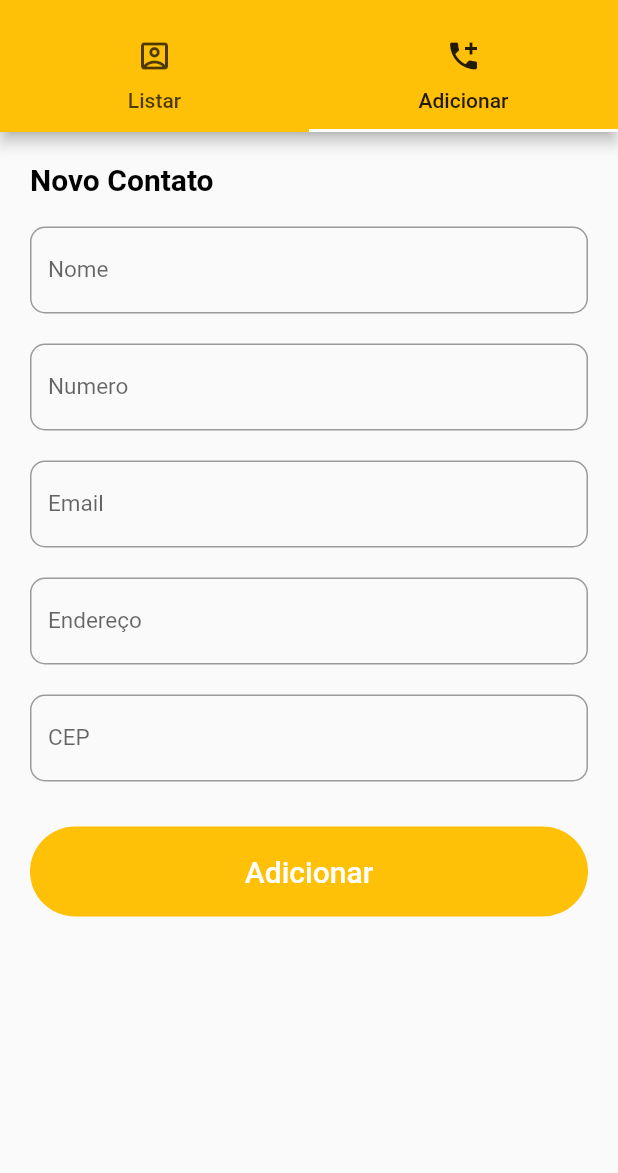
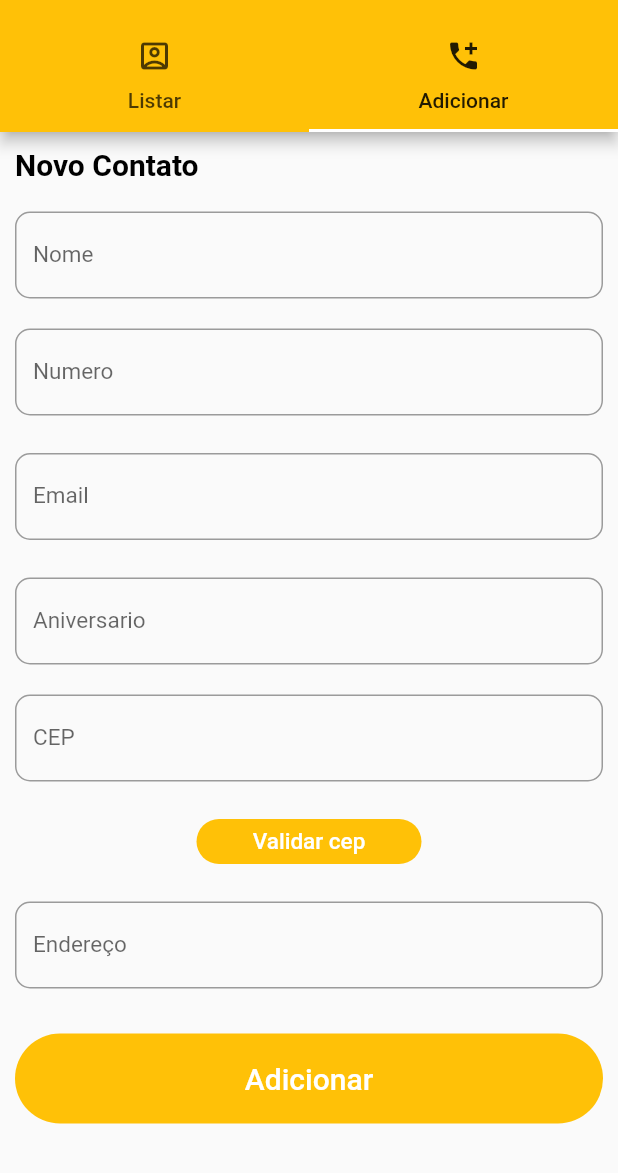
Before and after one commit to HomeniqueM/agenda_de_contatos_app, a Flutter app: the screen it shows after launch, tab 2 chosen, on a phone screen of 412 x 824 dp, the part 63-1236 px from its top. Run offline on Flutter 3.47's test engine with Material 2 defaults, Android fonts, the phone set to English and light mode, and no system bars; our stand-ins replace cloud_firestore, firebase_core, flutter_modular; accounts and stored records are empty.

Commit message:
versão final

```diff
--- a/lib/provider/contatos.dart
+++ b/lib/provider/contatos.dart
@@ -96,6 +96,7 @@ class ContatosProvider with ChangeNotifier {
       firestoreService.setContato(novoContato);
     } else {
       var updateContato = Contato(
+        id: _id,
         nome: _nome,
         email: _email,
         numero: _numero,
--- a/lib/screens/abas/tela_adicionar_contato.dart
+++ b/lib/screens/abas/tela_adicionar_contato.dart
@@ -1,9 +1,12 @@
 import 'package:agenda_de_contatos_app/modelos/contato_model.dart';
 import 'package:agenda_de_contatos_app/provider/contatos.dart';
-import 'package:cloud_firestore/cloud_firestore.dart';
 import 'package:flutter/cupertino.dart';
 import 'package:flutter/material.dart';
+import 'package:flutter_modular/flutter_modular.dart';
+import 'package:intl/intl.dart';
 import 'package:provider/provider.dart';
+import 'package:http/http.dart' as http;
+import 'dart:convert';
 
 class AdicionarContato extends StatefulWidget {
   @override
@@ -18,6 +21,11 @@ class _AdicionarContatoState extends State<AdicionarContato> {
   String _endereco = '';
   String _numero = '';
   String _cep = ''; // vou ler como String,porém armazenar com int
+  DateTime _Aniversario = DateTime.now();
+  TextEditingController _controllercep = TextEditingController();
+  TextEditingController _controllerEndereco = TextEditingController();
+  TextEditingController _dateController = TextEditingController();
+  final DateFormat _dateFormat = DateFormat('dd/MMM');
 
   // Builder
   @override
@@ -27,12 +35,12 @@ class _AdicionarContatoState extends State<AdicionarContato> {
         onTap: () => FocusScope.of(context).unfocus(),
         child: SingleChildScrollView(
           child: Container(
-            padding: EdgeInsets.symmetric(horizontal: 20.0),
+            padding: EdgeInsets.symmetric(horizontal: 10.0),
             child: Column(
               crossAxisAlignment: CrossAxisAlignment.start,
               children: <Widget>[
                 // Espaço entre a barra
-                SizedBox(height: 20),
+                SizedBox(height: 10),
                 Text(
                   'Novo Contato',
                   style: TextStyle(
@@ -89,7 +97,7 @@ class _AdicionarContatoState extends State<AdicionarContato> {
                       ),
                       Padding(
                         padding: EdgeInsets.symmetric(
-                          vertical: 10.0,
+                          vertical: 15.0,
                         ),
                         child: TextFormField(
                           keyboardType: TextInputType.emailAddress,
@@ -113,19 +121,17 @@ class _AdicionarContatoState extends State<AdicionarContato> {
                           vertical: 10.0,
                         ),
                         child: TextFormField(
+                          readOnly: true,
+                          controller: _dateController,
+                          onTap: _handleDatePick,
                           style: TextStyle(fontSize: 15.0),
                           decoration: InputDecoration(
-                            labelText: 'Endereço',
+                            labelText: 'Aniversario',
                             labelStyle: TextStyle(fontSize: 15),
                             border: OutlineInputBorder(
                               borderRadius: BorderRadius.circular(10),
                             ),
                           ),
-                          validator: (input) => input.trim().length > 150
-                              ? "Por favor, informe um endereço valido"
-                              : null,
-                          onSaved: (input) => _endereco = input,
-                          initialValue: _endereco,
                         ),
                       ),
                       Padding(
@@ -133,6 +139,7 @@ class _AdicionarContatoState extends State<AdicionarContato> {
                           vertical: 10.0,
                         ),
                         child: TextFormField(
+                          controller: _controllercep,
                           keyboardType: TextInputType.number,
                           style: TextStyle(fontSize: 15.0),
                           decoration: InputDecoration(
@@ -142,11 +149,40 @@ class _AdicionarContatoState extends State<AdicionarContato> {
                               borderRadius: BorderRadius.circular(10),
                             ),
                           ),
-                          validator: (input) => input.trim().length > 10
-                              ? "Por favor, informe um CEP valido"
-                              : null,
-                          onSaved: (input) => _cep = input,
-                          initialValue: _cep,
+                        ),
+                      ),
+                      Container(
+                        margin: EdgeInsets.symmetric(vertical: 15),
+                        height: 30,
+                        width: 150,
+                        decoration: BoxDecoration(
+                            color: Theme.of(context).primaryColor,
+                            borderRadius: BorderRadius.circular(30)),
+                        child: FlatButton(
+                          child: Text(
+                            'Validar cep',
+                            style: TextStyle(
+                              color: Colors.white,
+                              fontSize: 15.0,
+                            ),
+                          ),
+                          onPressed: _handleCepPink,
+                        ),
+                      ),
+                      Padding(
+                        padding: EdgeInsets.symmetric(
+                          vertical: 10.0,
+                        ),
+                        child: TextFormField(
+                          controller: _controllerEndereco,
+                          style: TextStyle(fontSize: 15.0),
+                          decoration: InputDecoration(
+                            labelText: 'Endereço',
+                            labelStyle: TextStyle(fontSize: 15),
+                            border: OutlineInputBorder(
+                              borderRadius: BorderRadius.circular(10),
+                            ),
+                          ),
                         ),
                       ),
                       Container(
@@ -186,11 +222,45 @@ class _AdicionarContatoState extends State<AdicionarContato> {
           nome: _nome,
           email: _email,
           numero: _numero,
-          cep: _cep,
+          cep: _controllercep.text,
           endereco: _endereco,
+          aniversario: _dateController.text,
         ),
       );
       Provider.of<ContatosProvider>(context, listen: false).savaContato();
     }
   }
+
+  _handleDatePick() async {
+    final DateTime date = await showDatePicker(
+      context: context,
+      initialDate: _Aniversario,
+      firstDate: DateTime(1900),
+      lastDate: DateTime(2300),
+    );
+    if (date != null && date != _Aniversario) {
+      _dateController.text = _dateFormat.format(_Aniversario);
+    }
+    _dateController.text =_dateFormat.format(date).toString();
+  }
+
+  _handleCepPink() async {
+    String _cepDigitado = _controllercep.text;
+    print("Digitado: " + _cepDigitado);
+    String url = "https://viacep.com.br/ws/$_cepDigitado/json/";
+
+    http.Response response;
+    response = await http.get(url);
+    Map<String, dynamic> retorno = json.decode(response.body);
+
+    String logradouro = retorno["logradouro"];
+    String complemento = retorno["complemento"];
+    String bairro = retorno["bairro"];
+    String localidade = retorno["localidade"];
+
+    //configurar o _resultado
+    _endereco = "${logradouro}, ${complemento}, ${bairro}, ${localidade} ";
+
+    _controllerEndereco.text = _endereco.toString();
+  }
 }
```
Also changed, not shown: lib/screens/tela_editar_contato.dart (+90 -22 lines), pubspec.yaml (+7 -0 lines), pubspec.lock.
